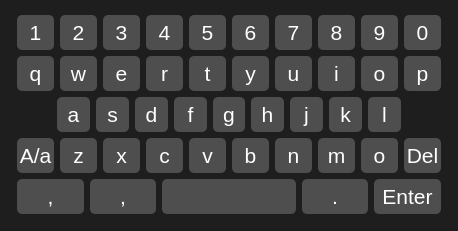
The window that item/intelligent_community/softkey.ui (hewei-bit/QT-Learing) describes before a commit, drawn with Qt 5.
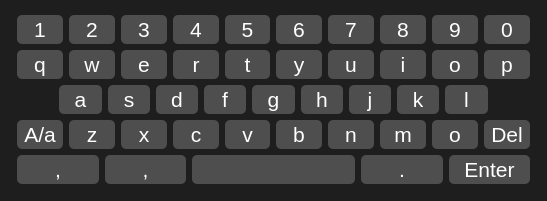
The same window after the commit. Custom widgets are drawn as their Qt base class.

Patch:
```diff
--- a/item/intelligent_community/softkey.ui
+++ b/item/intelligent_community/softkey.ui
@@ -6,8 +6,8 @@
    <rect>
     <x>0</x>
     <y>0</y>
-    <width>458</width>
-    <height>231</height>
+    <width>547</width>
+    <height>201</height>
    </rect>
   </property>
   <property name="windowTitle">
```
